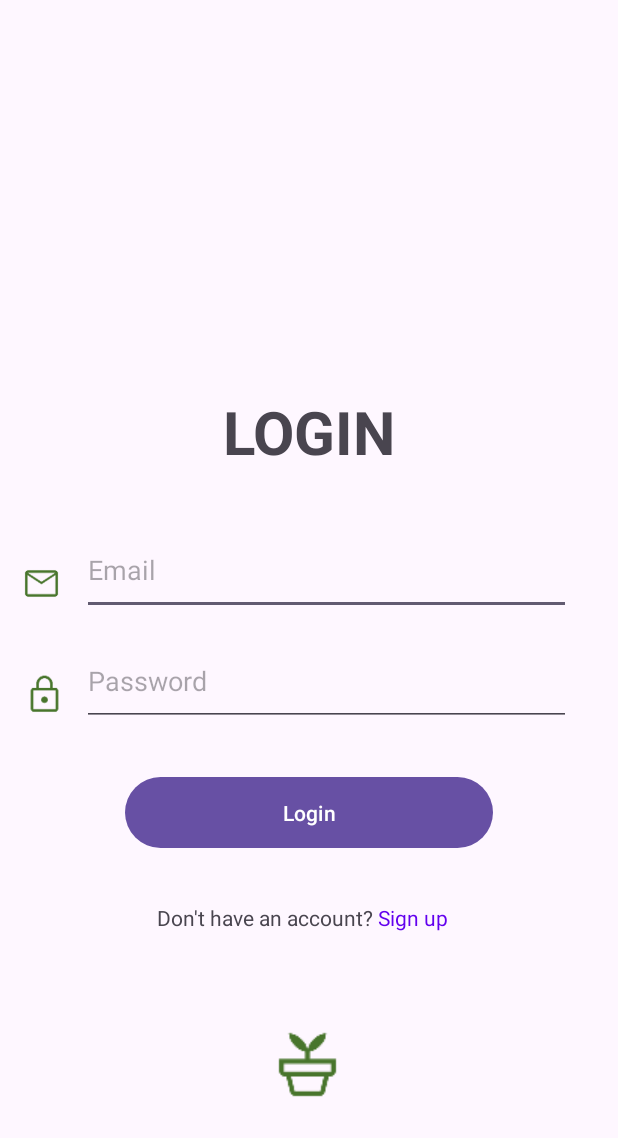
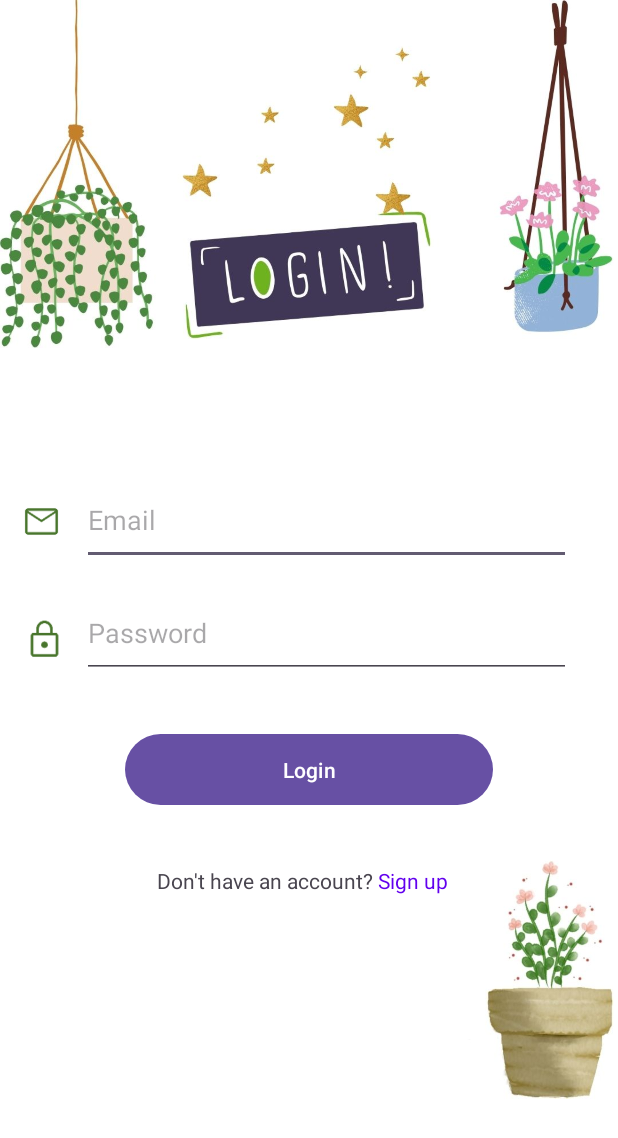
Before and after one commit to quang0805/ProjectIIApp, an Android app: the screen it shows after launch (MainActivity), on a phone screen of 412 x 824 dp. Shown: the top 1138 px of the screen. Run offline under Robolectric (Android 15) with nearby library versions, the phone set to English and light mode, and no system bars; our stand-ins replace Firebase (no records; nobody signed in at launch, a user with empty details on screens opened directly); libraries missing offline, so code that uses them is left out: com.hivemq.client; 1 statement that could not run was skipped.

Commit message:
update: ui latest

```diff
--- a/app/src/main/java/com/example/projectiiapp/MainActivity.kt
+++ b/app/src/main/java/com/example/projectiiapp/MainActivity.kt
@@ -31,8 +31,4 @@ class MainActivity : AppCompatActivity() {
             }
         }
     }
-
-
-
-
 }
--- a/app/src/main/res/layout/fragment_login.xml
+++ b/app/src/main/res/layout/fragment_login.xml
@@ -1,10 +1,20 @@
 <?xml version="1.0" encoding="utf-8"?>
-<androidx.constraintlayout.widget.ConstraintLayout
-    xmlns:android="http://schemas.android.com/apk/res/android"
+<androidx.constraintlayout.widget.ConstraintLayout xmlns:android="http://schemas.android.com/apk/res/android"
     xmlns:app="http://schemas.android.com/apk/res-auto"
-    xmlns:tools="http://schemas.android.com/tools"
     android:layout_width="match_parent"
-    android:layout_height="match_parent">
+    android:layout_height="match_parent"
+    android:background="@color/white"
+    >
+
+    <ImageView
+        android:layout_width="match_parent"
+        android:layout_height="match_parent"
+        android:scaleType="fitStart"
+        android:src="@drawable/bg_login"
+        app:layout_constraintBottom_toBottomOf="parent"
+        app:layout_constraintEnd_toEndOf="parent"
+        app:layout_constraintStart_toStartOf="parent"
+        app:layout_constraintTop_toTopOf="parent" />
 
     <EditText
         android:id="@+id/edtEmailLogin"
@@ -18,7 +28,7 @@
         app:layout_constraintHorizontal_bias="0.635"
         app:layout_constraintStart_toStartOf="parent"
         app:layout_constraintTop_toTopOf="parent"
-        app:layout_constraintVertical_bias="0.459" />
+        app:layout_constraintVertical_bias="0.415" />
 
     <EditText
         android:id="@+id/edtPasswordLogin"
@@ -72,18 +82,6 @@
         app:layout_constraintVertical_bias="0.139" />
 
     <ImageView
-        android:id="@+id/imgPlantPot"
-        android:layout_width="wrap_content"
-        android:layout_height="wrap_content"
-        android:src="@drawable/ic_potted_plant"
-        app:layout_constraintBottom_toBottomOf="parent"
-        app:layout_constraintEnd_toEndOf="parent"
-        app:layout_constraintHorizontal_bias="0.498"
-        app:layout_constraintStart_toStartOf="parent"
-        app:layout_constraintTop_toBottomOf="@+id/txtDontHave"
-        app:layout_constraintVertical_bias="0.413" />
-
-    <ImageView
         android:id="@+id/imgPasswordLogin"
         android:layout_width="27dp"
         android:layout_height="39dp"
@@ -93,7 +91,7 @@
         app:layout_constraintHorizontal_bias="0.592"
         app:layout_constraintStart_toStartOf="parent"
         app:layout_constraintTop_toTopOf="parent"
-        app:layout_constraintVertical_bias="0.565" />
+        app:layout_constraintVertical_bias="0.518" />
 
     <ImageView
         android:id="@+id/imgEmailLogin"
@@ -105,20 +103,7 @@
         app:layout_constraintHorizontal_bias="0.521"
         app:layout_constraintStart_toStartOf="parent"
         app:layout_constraintTop_toTopOf="parent"
-        app:layout_constraintVertical_bias="0.901" />
-
-    <TextView
-        android:id="@+id/txtLogin"
-        android:layout_width="wrap_content"
-        android:layout_height="wrap_content"
-        android:text="LOGIN"
-        android:textSize="40sp"
-        android:textStyle="bold"
-        app:layout_constraintBottom_toTopOf="@+id/edtEmailLogin"
-        app:layout_constraintEnd_toEndOf="parent"
-        app:layout_constraintStart_toStartOf="parent"
-        app:layout_constraintTop_toTopOf="parent"
-        app:layout_constraintVertical_bias="0.878" />
+        app:layout_constraintVertical_bias="0.879" />
 
     <ProgressBar
         android:id="@+id/progressBar"
```
Also changed, not shown: app/src/main/res/layout/fragment_sign_up.xml (+12 -29 lines), app/src/main/res/drawable/bg_login.jpg (added), app/src/main/res/drawable/bg_signup.jpg (added).
